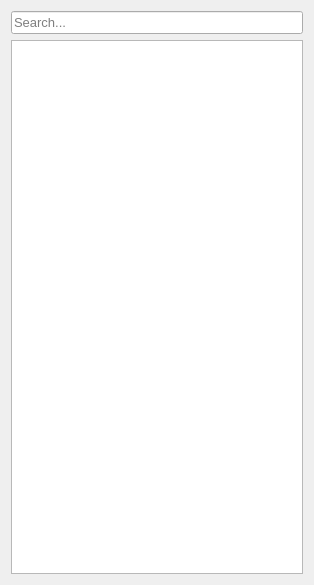
Qt form src/Editor/WorldEditor/CWorldInfoSidebar.ui (AxioDL/PrimeWorldEditor) before a commit.
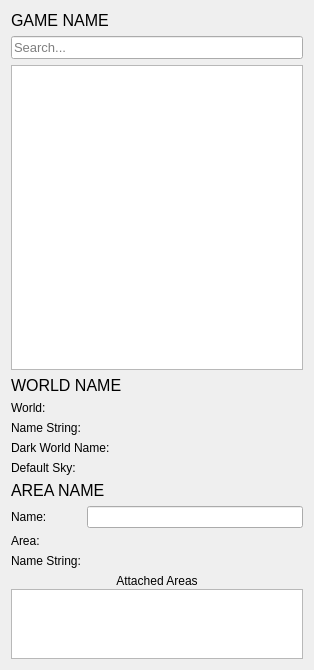
The same form after that commit. Custom widgets are drawn as their Qt base class.

Commit message: Added world/area info sections to the world info sidebar

Diff of the .ui file:
```diff
--- a/src/Editor/WorldEditor/CWorldInfoSidebar.ui
+++ b/src/Editor/WorldEditor/CWorldInfoSidebar.ui
@@ -7,7 +7,7 @@
     <x>0</x>
     <y>0</y>
     <width>314</width>
-    <height>585</height>
+    <height>670</height>
    </rect>
   </property>
   <property name="windowTitle">
@@ -15,6 +15,33 @@
   </property>
   <layout class="QVBoxLayout" name="verticalLayout">
    <item>
+    <widget class="QWidget" name="ProjectInfoWidget" native="true">
+     <layout class="QVBoxLayout" name="verticalLayout_2">
+      <property name="leftMargin">
+       <number>0</number>
+      </property>
+      <property name="topMargin">
+       <number>0</number>
+      </property>
+      <property name="rightMargin">
+       <number>0</number>
+      </property>
+      <property name="bottomMargin">
+       <number>0</number>
+      </property>
+      <item>
+       <widget class="QLabel" name="GameNameLabel">
+        <property name="font">
+         <font>
+          <pointsize>12</pointsize>
+         </font>
+        </property>
+        <property name="text">
+         <string>GAME NAME</string>
+        </property>
+       </widget>
+      </item>
+      <item>
     <widget class="CTimedLineEdit" name="AreaSearchLineEdit">
      <property name="font">
       <font>
@@ -34,6 +61,12 @@
    </item>
    <item>
     <widget class="QTreeView" name="WorldTreeView">
+        <property name="sizePolicy">
+         <sizepolicy hsizetype="Expanding" vsizetype="Expanding">
+          <horstretch>0</horstretch>
+          <verstretch>1</verstretch>
+         </sizepolicy>
+        </property>
      <property name="font">
       <font>
        <pointsize>10</pointsize>
@@ -55,18 +88,250 @@
       <bool>true</bool>
      </property>
      <attribute name="headerVisible">
-      <bool>true</bool>
+         <bool>false</bool>
      </attribute>
     </widget>
    </item>
   </layout>
  </widget>
+   </item>
+   <item>
+    <widget class="QWidget" name="WorldInfoWidget" native="true">
+     <layout class="QVBoxLayout" name="verticalLayout_3">
+      <property name="leftMargin">
+       <number>0</number>
+      </property>
+      <property name="topMargin">
+       <number>0</number>
+      </property>
+      <property name="rightMargin">
+       <number>0</number>
+      </property>
+      <property name="bottomMargin">
+       <number>0</number>
+      </property>
+      <item>
+       <widget class="QLabel" name="WorldNameLabel">
+        <property name="font">
+         <font>
+          <pointsize>12</pointsize>
+         </font>
+        </property>
+        <property name="text">
+         <string>WORLD NAME</string>
+        </property>
+       </widget>
+      </item>
+      <item>
+       <layout class="QFormLayout" name="formLayout_2">
+        <item row="0" column="0">
+         <widget class="QLabel" name="WorldLabel">
+          <property name="font">
+           <font>
+            <pointsize>9</pointsize>
+           </font>
+          </property>
+          <property name="text">
+           <string>World:</string>
+          </property>
+         </widget>
+        </item>
+        <item row="0" column="1">
+         <widget class="CResourceSelector" name="WorldSelector" native="true"/>
+        </item>
+        <item row="1" column="0">
+         <widget class="QLabel" name="WorldNameStringLabel">
+          <property name="font">
+           <font>
+            <pointsize>9</pointsize>
+           </font>
+          </property>
+          <property name="text">
+           <string>Name String:</string>
+          </property>
+         </widget>
+        </item>
+        <item row="1" column="1">
+         <widget class="CResourceSelector" name="WorldNameSelector" native="true"/>
+        </item>
+        <item row="2" column="0">
+         <widget class="QLabel" name="DarkWorldNameStringLabel">
+          <property name="font">
+           <font>
+            <pointsize>9</pointsize>
+           </font>
+          </property>
+          <property name="text">
+           <string>Dark World Name:</string>
+          </property>
+         </widget>
+        </item>
+        <item row="2" column="1">
+         <widget class="CResourceSelector" name="DarkWorldNameSelector" native="true"/>
+        </item>
+        <item row="3" column="0">
+         <widget class="QLabel" name="WorldSkyLabel">
+          <property name="font">
+           <font>
+            <pointsize>9</pointsize>
+           </font>
+          </property>
+          <property name="text">
+           <string>Default Sky:</string>
+          </property>
+         </widget>
+        </item>
+        <item row="3" column="1">
+         <widget class="CResourceSelector" name="SkySelector" native="true"/>
+        </item>
+       </layout>
+      </item>
+     </layout>
+    </widget>
+   </item>
+   <item>
+    <widget class="QWidget" name="AreaInfoWidget" native="true">
+     <layout class="QVBoxLayout" name="verticalLayout_5">
+      <property name="leftMargin">
+       <number>0</number>
+      </property>
+      <property name="topMargin">
+       <number>0</number>
+      </property>
+      <property name="rightMargin">
+       <number>0</number>
+      </property>
+      <property name="bottomMargin">
+       <number>0</number>
+      </property>
+      <item>
+       <widget class="QLabel" name="AreaNameLabel">
+        <property name="font">
+         <font>
+          <pointsize>12</pointsize>
+         </font>
+        </property>
+        <property name="text">
+         <string>AREA NAME</string>
+        </property>
+       </widget>
+      </item>
+      <item>
+       <layout class="QFormLayout" name="formLayout">
+        <item row="0" column="0">
+         <widget class="QLabel" name="AreaInternalNameLabel">
+          <property name="font">
+           <font>
+            <pointsize>9</pointsize>
+           </font>
+          </property>
+          <property name="text">
+           <string>Name:</string>
+          </property>
+         </widget>
+        </item>
+        <item row="0" column="1">
+         <widget class="QLineEdit" name="AreaNameLineEdit"/>
+        </item>
+        <item row="1" column="0">
+         <widget class="QLabel" name="AreaLabel">
+          <property name="font">
+           <font>
+            <pointsize>9</pointsize>
+           </font>
+          </property>
+          <property name="text">
+           <string>Area:</string>
+          </property>
+         </widget>
+        </item>
+        <item row="1" column="1">
+         <widget class="CResourceSelector" name="AreaSelector" native="true">
+          <zorder>AreaNameLineEdit</zorder>
+          <zorder>AreaInternalNameLabel</zorder>
+         </widget>
+        </item>
+        <item row="2" column="0">
+         <widget class="QLabel" name="AreaNameStringLabel">
+          <property name="font">
+           <font>
+            <pointsize>9</pointsize>
+           </font>
+          </property>
+          <property name="text">
+           <string>Name String:</string>
+          </property>
+         </widget>
+        </item>
+        <item row="2" column="1">
+         <widget class="CResourceSelector" name="AreaNameSelector" native="true"/>
+        </item>
+       </layout>
+      </item>
+      <item>
+       <layout class="QVBoxLayout" name="verticalLayout_4">
+        <property name="spacing">
+         <number>1</number>
+        </property>
+        <item>
+         <widget class="QLabel" name="AttachedAreasLabel">
+          <property name="font">
+           <font>
+            <pointsize>9</pointsize>
+           </font>
+          </property>
+          <property name="text">
+           <string>Attached Areas</string>
+          </property>
+          <property name="alignment">
+           <set>Qt::AlignCenter</set>
+          </property>
+         </widget>
+        </item>
+        <item>
+         <widget class="QListWidget" name="AttachedAreasList">
+          <property name="sizePolicy">
+           <sizepolicy hsizetype="Expanding" vsizetype="Fixed">
+            <horstretch>0</horstretch>
+            <verstretch>0</verstretch>
+           </sizepolicy>
+          </property>
+          <property name="maximumSize">
+           <size>
+            <width>16777215</width>
+            <height>70</height>
+           </size>
+          </property>
+          <property name="alternatingRowColors">
+           <bool>true</bool>
+          </property>
+          <property name="verticalScrollMode">
+           <enum>QAbstractItemView::ScrollPerPixel</enum>
+          </property>
+          <property name="horizontalScrollMode">
+           <enum>QAbstractItemView::ScrollPerPixel</enum>
+          </property>
+         </widget>
+        </item>
+       </layout>
+      </item>
+     </layout>
+    </widget>
+   </item>
+  </layout>
+ </widget>
  <customwidgets>
   <customwidget>
    <class>CTimedLineEdit</class>
    <extends>QLineEdit</extends>
    <header>Editor/Widgets/CTimedLineEdit.h</header>
   </customwidget>
+  <customwidget>
+   <class>CResourceSelector</class>
+   <extends>QWidget</extends>
+   <header>Editor/Widgets/CResourceSelector.h</header>
+   <container>1</container>
+  </customwidget>
  </customwidgets>
  <resources/>
  <connections/>
```
Lines whose indentation alone changed are shown as unchanged. The commit also changes 14 other files.
